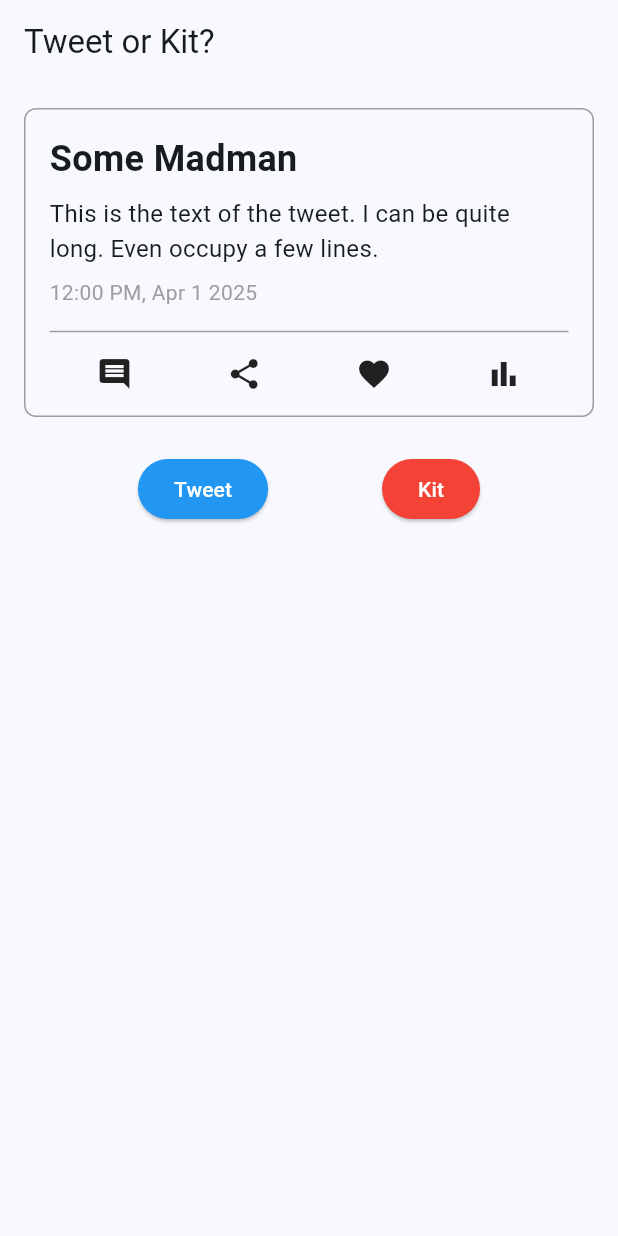
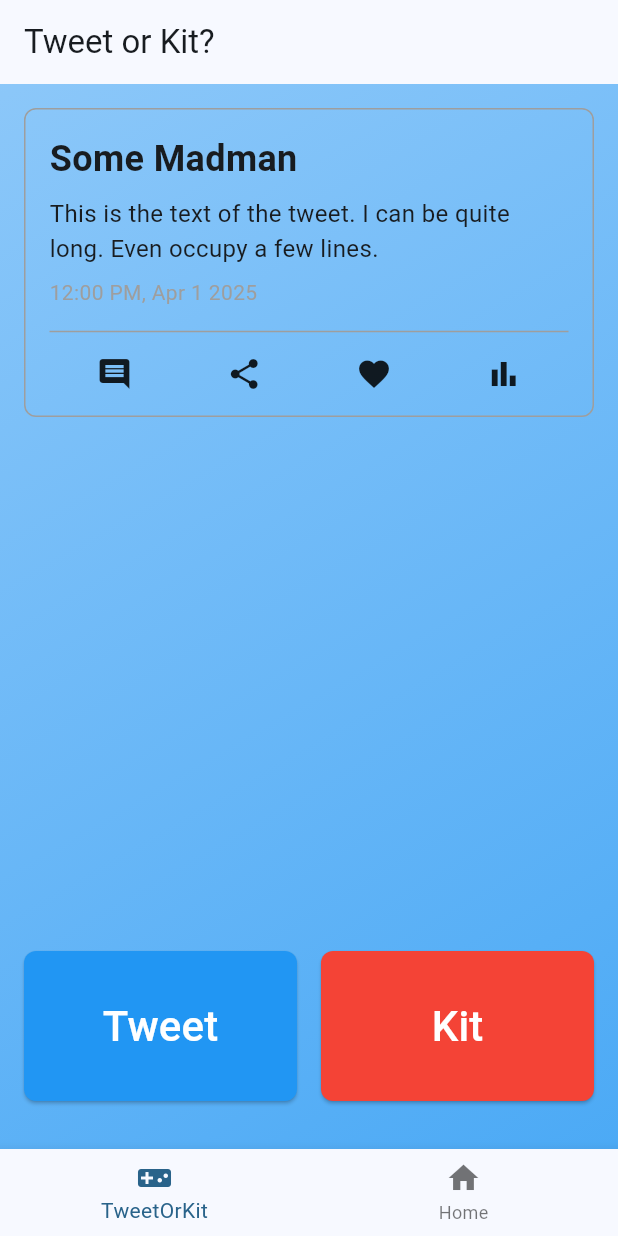
Before and after one commit to Fiflon/TweetOrKit, a Flutter app: the screen it shows once a user with an empty profile is signed in, after a tap on "Tweet", on a phone screen of 412 x 824 dp. Run offline on Flutter 3.47's test engine with Material 3 defaults, Android fonts, the phone set to English and light mode, and no system bars; our stand-ins replace firebase_auth, firebase_core, google_sign_in; accounts and stored records are empty; network calls fail.

Commit message:
Add NavigationBar and simple animation after guess

```diff
--- a/lib/features/game/screens/game_screen.dart
+++ b/lib/features/game/screens/game_screen.dart
@@ -9,14 +9,46 @@ class GameScreen extends StatefulWidget {
 }
 
 class _GameScreenState extends State<GameScreen> {
+  bool _isAnimating = false;
+  Color _startColor = Colors.transparent;
+  Color _endColor = Colors.transparent;
+
+  void _animateGradient(Color color) {
+    setState(() {
+      _isAnimating = true;
+      _startColor = color.withOpacity(0.5);
+      _endColor = color.withOpacity(0.8);
+    });
+
+    Future.delayed(Duration(seconds: 5), () {
+      setState(() {
+        _isAnimating = false;
+        _startColor = Colors.transparent;
+        _endColor = Colors.transparent;
+      });
+    });
+  }
+
 @override
   Widget build(BuildContext context) {
     return Scaffold(
       appBar: AppBar(
         title: Text('Tweet or Kit?'),
       ),
-      body: Padding(
-        padding: const EdgeInsets.all(16.0),
+      body: Stack(
+        children: [
+          AnimatedContainer(
+            duration: Duration(milliseconds: 500),
+            decoration: BoxDecoration(
+              gradient: LinearGradient(
+                begin: Alignment.topLeft,
+                end: Alignment.bottomRight,
+                colors: [_startColor, _endColor],
+              ),
+            ),
+          ),
+          Padding(
+            padding: const EdgeInsets.all(16),
             child: Column(
               mainAxisAlignment: MainAxisAlignment.start,
               crossAxisAlignment: CrossAxisAlignment.stretch,
@@ -26,34 +58,52 @@ class _GameScreenState extends State<GameScreen> {
                   tweetText: 'This is the text of the tweet. I can be quite long. Even occupy a few lines.',
                   date: '12:00 PM, Apr 1 2025',
                 ),
-            SizedBox(height: 24),
+                Spacer(),
                 Row(
                   mainAxisAlignment: MainAxisAlignment.spaceEvenly,
                   children: [
-                ElevatedButton(
+                    Expanded(
+                      child: ElevatedButton(
                         onPressed: () {
+                          _animateGradient(Colors.blue); // Trigger blue gradient
                           // Handle Tweet
                         },
                         style: ElevatedButton.styleFrom(
                           foregroundColor: Colors.white,
                           backgroundColor: Colors.blue,
+                          minimumSize: Size(0, 100),
+                          shape: RoundedRectangleBorder(
+                            borderRadius: BorderRadius.circular(8),
                           ),
-                  child: Text('Tweet'),
                         ),
-                ElevatedButton(
+                        child: Text('Tweet', style: TextStyle(fontSize: 28)),
+                      ),
+                    ),
+                    SizedBox(width: 16),
+                    Expanded(
+                      child: ElevatedButton(
                         onPressed: () {
+                          _animateGradient(Colors.red); // Trigger red gradient
                           // Handle Kit
                         },
                         style: ElevatedButton.styleFrom(
                           foregroundColor: Colors.white,
                           backgroundColor: Colors.red,
+                          minimumSize: Size(0, 100),
+                          shape: RoundedRectangleBorder(
+                            borderRadius: BorderRadius.circular(8),
                           ),
-                  child: Text('Kit'),
+                        ),
+                        child: Text('Kit', style: TextStyle(fontSize: 28)),
+                      ),
                     ),
                   ],
                 ),
+                SizedBox(height: 16),
               ],
             ),
+          ),
+        ],
       ),
     );
   }
--- a/lib/features/game/widgets/tweet_widget.dart
+++ b/lib/features/game/widgets/tweet_widget.dart
@@ -15,10 +15,10 @@ class TweetWidget extends StatelessWidget {
   @override
   Widget build(BuildContext context) {
     return Container(
-      padding: EdgeInsets.all(16.0),
+      padding: EdgeInsets.all(16),
       decoration: BoxDecoration(
         border: Border.all(color: Colors.grey),
-        borderRadius: BorderRadius.circular(8.0),
+        borderRadius: BorderRadius.circular(8),
       ),
       child: Column(
         crossAxisAlignment: CrossAxisAlignment.start,
@@ -27,28 +27,28 @@ class TweetWidget extends StatelessWidget {
             userName,
             style: TextStyle(
               fontWeight: FontWeight.bold,
-              fontSize: 24.0,
+              fontSize: 24,
             ),
           ),
-          SizedBox(height: 8.0),
+          SizedBox(height: 8),
           Text(
             tweetText,
-            style: TextStyle(fontSize: 16.0),
+            style: TextStyle(fontSize: 16),
           ),
-          SizedBox(height: 8.0),
+          SizedBox(height: 8),
           Text(
             date,
             style: TextStyle(
-              fontSize: 14.0,
+              fontSize: 14,
               color: Colors.grey,
             ),
           ),
-          SizedBox(height: 8.0),
+          SizedBox(height: 8),
           Divider(
             color: Colors.grey,
-            thickness: 1.0,
+            thickness: 1,
           ),
-          SizedBox(height: 8.0),
+          SizedBox(height: 8),
           Row(
             mainAxisAlignment: MainAxisAlignment.spaceAround,
             children: [
--- a/lib/main.dart
+++ b/lib/main.dart
@@ -5,6 +5,7 @@ import 'package:tweetorkit/core/themes/main_theme.dart';
 import 'package:tweetorkit/features/auth/screens/auth_screen.dart';
 import 'package:tweetorkit/features/game/screens/game_screen.dart';
 import 'package:tweetorkit/features/home/screens/home_screen.dart';
+import 'package:tweetorkit/main_navigation.dart';
 
 import 'firebase_options.dart';
 
@@ -33,7 +34,8 @@ class MyApp extends StatelessWidget {
           // Jeśli użytkownik jest zalogowany, przejdź do HomeScreen
           if (snapshot.hasData) {
             // return const HomeScreen();
-            return GameScreen();
+            // return GameScreen();
+            return const MainNavigation();
           }
 
           // Jeśli użytkownik nie jest zalogowany, przejdź do AuthScreen
--- /dev/null
+++ b/lib/main_navigation.dart
@@ -0,0 +1,47 @@
+import 'package:flutter/material.dart';
+import 'package:tweetorkit/features/game/screens/game_screen.dart';
+import 'package:tweetorkit/features/home/screens/home_screen.dart';
+
+class MainNavigation extends StatefulWidget {
+  const MainNavigation({super.key});
+
+  @override
+  State<MainNavigation> createState() => _MainNavigationState();
+}
+
+class _MainNavigationState extends State<MainNavigation> {
+  int _selectedIndex = 0;
+
+  final List<Widget> _screens = [
+    GameScreen(),
+    HomeScreen(), // New tweet later
+    // Profile(),
+  ];
+
+  void _onItemTapped(int index) {
+    setState(() {
+      _selectedIndex = index;
+    });
+  }
+
+  @override
+  Widget build(BuildContext context) {
+    return Scaffold(
+      body: _screens[_selectedIndex],
+      bottomNavigationBar: BottomNavigationBar(
+        currentIndex: _selectedIndex,
+        onTap: _onItemTapped,
+        items: const [
+          BottomNavigationBarItem(
+            icon: Icon(Icons.videogame_asset),
+            label: 'TweetOrKit',
+          ),
+          BottomNavigationBarItem(
+            icon: Icon(Icons.home),
+            label: 'Home',
+          ),
+        ],
+      ),
+    );
+  }
+}
```
Lines whose indentation alone changed are shown as unchanged.
